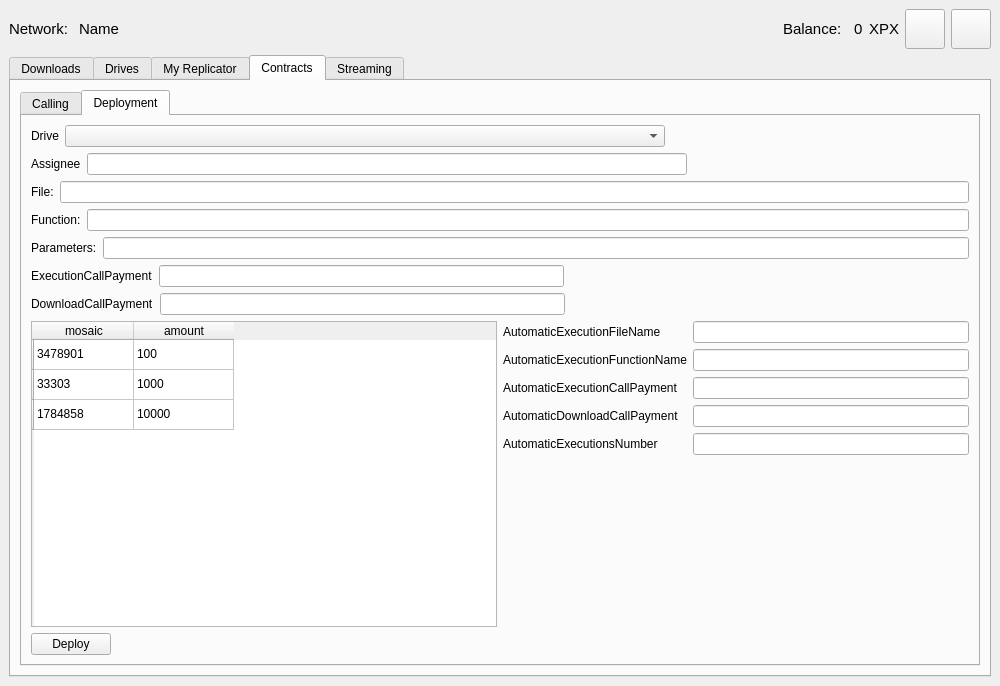
proximax-storage/cpp-xpx-storage-user-app, file UserApp/mainwin.ui: the form before one commit.
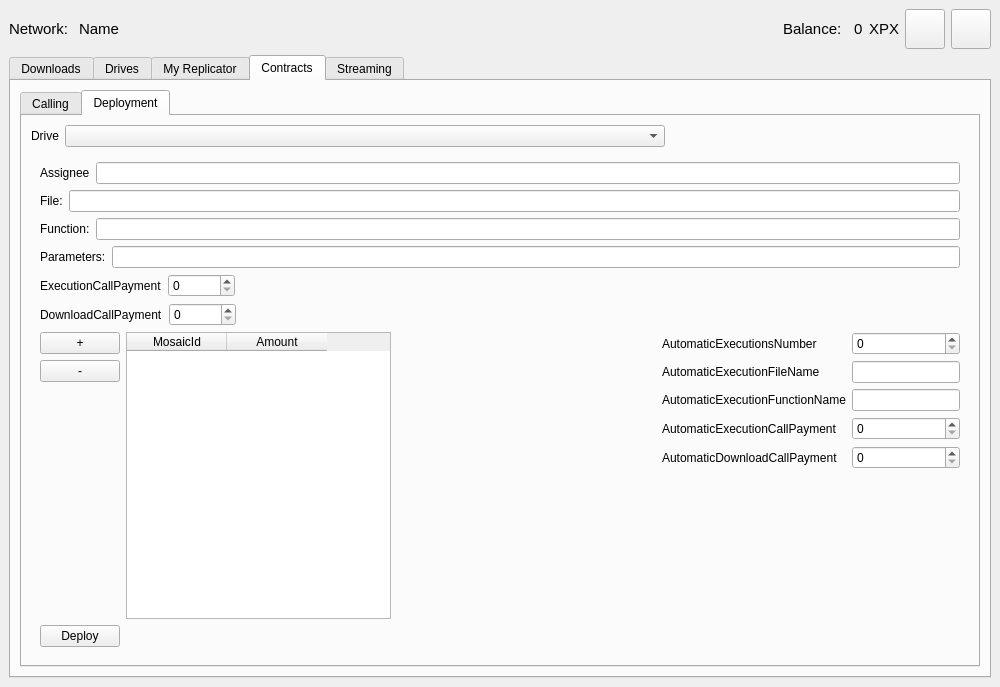
The form after the commit. The open tabs and pages were chosen to show the change.

Commit message: Deployment Form

```diff
--- a/UserApp/mainwin.ui
+++ b/UserApp/mainwin.ui
@@ -7,7 +7,7 @@
     <x>0</x>
     <y>0</y>
     <width>1000</width>
-    <height>686</height>
+    <height>687</height>
    </rect>
   </property>
   <property name="windowTitle">
@@ -937,7 +937,7 @@
                <widget class="QLineEdit" name="lineEdit_8"/>
               </item>
               <item row="1" column="0">
-               <widget class="QLabel" name="label_15">
+               <widget class="QLabel" name="label_24">
                 <property name="text">
                  <string>Function:</string>
                 </property>
@@ -1117,7 +1117,7 @@
            </attribute>
            <layout class="QVBoxLayout" name="verticalLayout_19">
             <item>
-             <layout class="QHBoxLayout" name="horizontalLayout_16">
+             <layout class="QHBoxLayout" name="horizontalLayout_17">
               <item>
                <widget class="QLabel" name="label_181">
                 <property name="text">
@@ -1150,6 +1150,9 @@
               </item>
              </layout>
             </item>
+            <item>
+             <widget class="QWidget" name="m_deploymentParameters" native="true">
+              <layout class="QVBoxLayout" name="m_deploymentLayout">
             <item>
              <layout class="QHBoxLayout" name="horizontalLayout_29">
               <item>
@@ -1160,27 +1163,7 @@
                </widget>
               </item>
               <item>
-               <widget class="QLineEdit" name="m_contractAssignee">
-                <property name="minimumSize">
-                 <size>
-                  <width>600</width>
-                  <height>0</height>
-                 </size>
-                </property>
-               </widget>
-              </item>
-              <item>
-               <spacer name="horizontalSpacer_16">
-                <property name="orientation">
-                 <enum>Qt::Horizontal</enum>
-                </property>
-                <property name="sizeHint" stdset="0">
-                 <size>
-                  <width>40</width>
-                  <height>20</height>
-                 </size>
-                </property>
-               </spacer>
+                  <widget class="QLineEdit" name="m_contractAssignee"/>
               </item>
              </layout>
             </item>
@@ -1227,7 +1210,7 @@
              </layout>
             </item>
             <item>
-             <layout class="QHBoxLayout" name="horizontalLayout_21">
+                <layout class="QHBoxLayout" name="horizontalLayout_36">
               <item>
                <widget class="QLabel" name="label_10">
                 <property name="text">
@@ -1236,7 +1219,17 @@
                </widget>
               </item>
               <item>
-               <widget class="QLineEdit" name="m_contractExecutionCallPayment"/>
+                  <widget class="QSpinBox" name="m_contractExecutionCallPayment">
+                   <property name="sizePolicy">
+                    <sizepolicy hsizetype="Minimum" vsizetype="Fixed">
+                     <horstretch>0</horstretch>
+                     <verstretch>0</verstretch>
+                    </sizepolicy>
+                   </property>
+                   <property name="maximum">
+                    <number>1000000</number>
+                   </property>
+                  </widget>
               </item>
               <item>
                <spacer name="horizontalSpacer_12">
@@ -1263,7 +1256,11 @@
                </widget>
               </item>
               <item>
-               <widget class="QLineEdit" name="m_contractDownloadCallPayment"/>
+                  <widget class="QSpinBox" name="m_contractDownloadCallPayment">
+                   <property name="maximum">
+                    <number>1000000</number>
+                   </property>
+                  </widget>
               </item>
               <item>
                <spacer name="horizontalSpacer_13">
@@ -1282,118 +1279,162 @@
             </item>
             <item>
              <layout class="QHBoxLayout" name="horizontalLayout_27">
+                 <item>
+                  <layout class="QVBoxLayout" name="verticalLayout_6">
+                   <item>
+                    <widget class="QPushButton" name="m_addMosaic">
+                     <property name="sizePolicy">
+                      <sizepolicy hsizetype="Minimum" vsizetype="Fixed">
+                       <horstretch>0</horstretch>
+                       <verstretch>0</verstretch>
+                      </sizepolicy>
+                     </property>
+                     <property name="text">
+                      <string>+</string>
+                     </property>
+                    </widget>
+                   </item>
+                   <item>
+                    <widget class="QPushButton" name="m_removeMosaic">
+                     <property name="text">
+                      <string>-</string>
+                     </property>
+                    </widget>
+                   </item>
+                   <item>
+                    <spacer name="verticalSpacer_3">
+                     <property name="orientation">
+                      <enum>Qt::Vertical</enum>
+                     </property>
+                     <property name="sizeHint" stdset="0">
+                      <size>
+                       <width>20</width>
+                       <height>40</height>
+                      </size>
+                     </property>
+                    </spacer>
+                   </item>
+                  </layout>
+                 </item>
               <item>
                <widget class="QTableWidget" name="m_contractMosaicTable">
-                <row>
-                 <property name="text">
-                  <string/>
-                 </property>
-                </row>
-                <row>
-                 <property name="text">
-                  <string/>
-                 </property>
-                </row>
-                <row>
-                 <property name="text">
-                  <string/>
-                 </property>
-                </row>
+                   <property name="selectionMode">
+                    <enum>QAbstractItemView::SingleSelection</enum>
+                   </property>
+                   <property name="selectionBehavior">
+                    <enum>QAbstractItemView::SelectRows</enum>
+                   </property>
+                   <property name="rowCount">
+                    <number>0</number>
+                   </property>
+                   <attribute name="horizontalHeaderCascadingSectionResizes">
+                    <bool>false</bool>
+                   </attribute>
+                   <attribute name="horizontalHeaderDefaultSectionSize">
+                    <number>100</number>
+                   </attribute>
+                   <attribute name="horizontalHeaderShowSortIndicator" stdset="0">
+                    <bool>false</bool>
+                   </attribute>
+                   <attribute name="horizontalHeaderStretchLastSection">
+                    <bool>false</bool>
+                   </attribute>
+                   <attribute name="verticalHeaderVisible">
+                    <bool>false</bool>
+                   </attribute>
+                   <attribute name="verticalHeaderStretchLastSection">
+                    <bool>false</bool>
+                   </attribute>
                 <column>
                  <property name="text">
-                  <string>mosaic</string>
+                     <string>MosaicId</string>
                  </property>
                 </column>
                 <column>
                  <property name="text">
-                  <string>amount</string>
-                 </property>
-                </column>
-                <item row="0" column="0">
-                 <property name="text">
-                  <string>3478901</string>
-                 </property>
-                </item>
-                <item row="0" column="1">
-                 <property name="text">
-                  <string>100</string>
-                 </property>
-                </item>
-                <item row="1" column="0">
-                 <property name="text">
-                  <string>33303</string>
-                 </property>
-                </item>
-                <item row="1" column="1">
-                 <property name="text">
-                  <string>1000</string>
-                 </property>
-                </item>
-                <item row="2" column="0">
-                 <property name="text">
-                  <string>1784858</string>
-                 </property>
-                </item>
-                <item row="2" column="1">
-                 <property name="text">
-                  <string>10000</string>
-                 </property>
-                </item>
-               </widget>
-              </item>
+                     <string>Amount</string>
+                    </property>
+                   </column>
+                  </widget>
+                 </item>
+                 <item>
+                  <spacer name="horizontalSpacer_9">
+                   <property name="orientation">
+                    <enum>Qt::Horizontal</enum>
+                   </property>
+                   <property name="sizeHint" stdset="0">
+                    <size>
+                     <width>40</width>
+                     <height>20</height>
+                    </size>
+                   </property>
+                  </spacer>
+                 </item>
               <item>
                <layout class="QHBoxLayout" name="horizontalLayout_28">
                 <item>
                  <layout class="QFormLayout" name="formLayout_2">
+                     <item row="0" column="1">
+                      <widget class="QSpinBox" name="m_contractAutomaticExecutionsNumber">
+                       <property name="maximum">
+                        <number>1000000</number>
+                       </property>
+                      </widget>
+                     </item>
                   <item row="0" column="0">
+                      <widget class="QLabel" name="label_22">
+                       <property name="text">
+                        <string>AutomaticExecutionsNumber</string>
+                       </property>
+                      </widget>
+                     </item>
+                     <item row="1" column="0">
                    <widget class="QLabel" name="label_17">
                     <property name="text">
                      <string>AutomaticExecutionFileName</string>
                     </property>
                    </widget>
                   </item>
-                  <item row="1" column="0">
+                     <item row="1" column="1">
+                      <widget class="QLineEdit" name="m_contractAutomaticExecutionFileName"/>
+                     </item>
+                     <item row="2" column="0">
                    <widget class="QLabel" name="label_18">
                     <property name="text">
                      <string>AutomaticExecutionFunctionName</string>
                     </property>
                    </widget>
                   </item>
-                  <item row="2" column="0">
+                     <item row="2" column="1">
+                      <widget class="QLineEdit" name="m_contractAutomaticExecutionFunctionName"/>
+                     </item>
+                     <item row="3" column="0">
                    <widget class="QLabel" name="label_20">
                     <property name="text">
                      <string>AutomaticExecutionCallPayment</string>
                     </property>
                    </widget>
                   </item>
-                  <item row="3" column="0">
-                   <widget class="QLabel" name="label_21">
-                    <property name="text">
-                     <string>AutomaticDownloadCallPayment</string>
-                    </property>
-                   </widget>
-                  </item>
-                  <item row="0" column="1">
-                   <widget class="QLineEdit" name="lineEdit_9"/>
-                  </item>
-                  <item row="1" column="1">
-                   <widget class="QLineEdit" name="lineEdit_10"/>
-                  </item>
-                  <item row="2" column="1">
-                   <widget class="QLineEdit" name="lineEdit_11"/>
-                  </item>
                   <item row="3" column="1">
-                   <widget class="QLineEdit" name="lineEdit_12"/>
+                      <widget class="QSpinBox" name="m_contractAutomaticExecutionCallPayment">
+                       <property name="maximum">
+                        <number>1000000</number>
+                       </property>
+                      </widget>
                   </item>
                   <item row="4" column="0">
-                   <widget class="QLabel" name="label_22">
+                      <widget class="QLabel" name="label_21">
                     <property name="text">
-                     <string>AutomaticExecutionsNumber</string>
+                        <string>AutomaticDownloadCallPayment</string>
                     </property>
                    </widget>
                   </item>
                   <item row="4" column="1">
-                   <widget class="QLineEdit" name="lineEdit_14"/>
+                      <widget class="QSpinBox" name="m_contractAutomaticDownloadCallPayment">
+                       <property name="maximum">
+                        <number>1000000</number>
+                       </property>
+                      </widget>
                   </item>
                  </layout>
                 </item>
@@ -1424,6 +1465,9 @@
                </spacer>
               </item>
              </layout>
+               </item>
+              </layout>
+             </widget>
             </item>
            </layout>
           </widget>
```
Left out of the diff: 7 changed lines with no effect on the pictures. Lines whose indentation alone changed are shown as unchanged. The commit also changes 8 other files.
